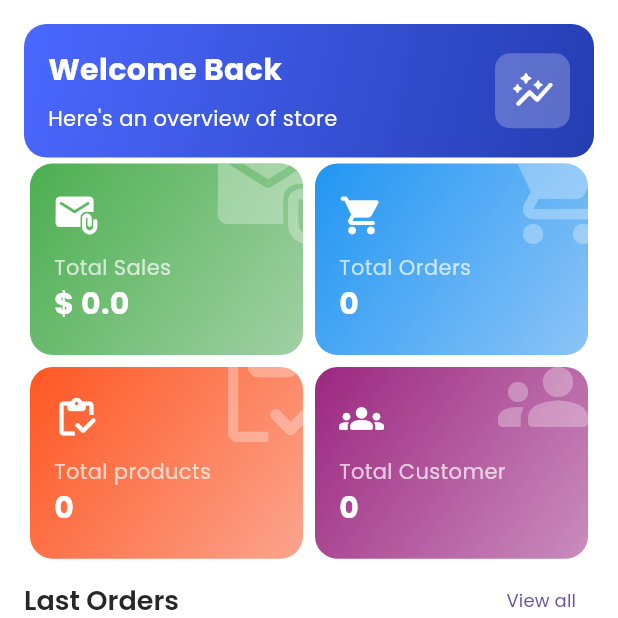
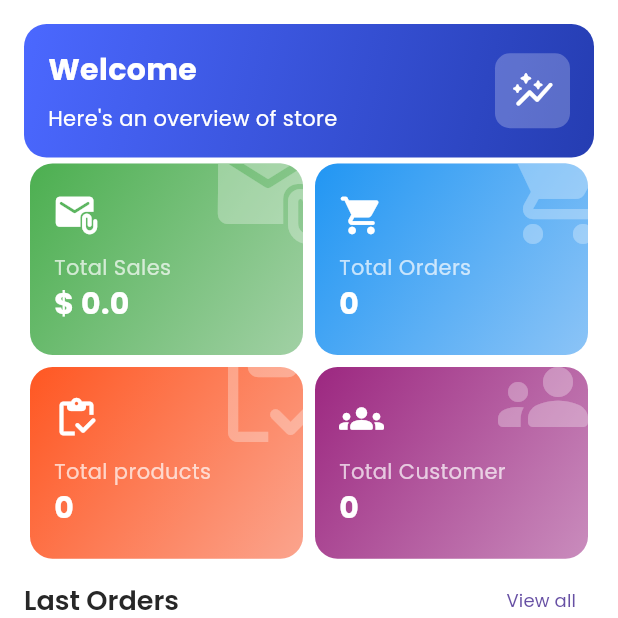
Before and after one commit to Abdallah2110678/E-Commerce-Mobile, a Flutter app: the Dashboard screen opened directly, on a phone screen of 412 x 824 dp, the top half of it. Run offline on Flutter 3.47's test engine with Material 3 defaults, Android fonts, the phone set to English and light mode, and no system bars; our stand-ins replace carousel_slider, cloud_firestore, connectivity_plus, firebase_auth, firebase_core, firebase_storage and 14 more; accounts and stored records are empty; project files that could hold a hidden picture were left out.

Commit message:
fix something

```diff
--- a/lib/screens/dashboard/dashboard.dart
+++ b/lib/screens/dashboard/dashboard.dart
@@ -46,7 +46,7 @@ class _DashboardState extends State<Dashboard> {
                       crossAxisAlignment: CrossAxisAlignment.start,
                       children: [
                         Text(
-                            'Welcome Back ${userController.user.value.firstName}',
+                            'Welcome ${userController.user.value.fullName}',
                             style: GoogleFonts.poppins(
                                 color: Colors.white,
                                 fontSize: 20,
```
